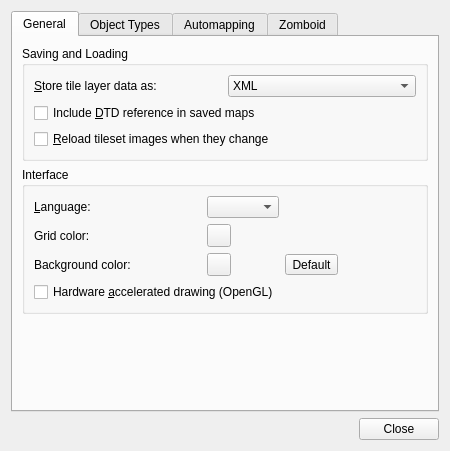
Above: src/tiled/preferencesdialog.ui from timbaker/tiled before the change. Below: the same form after it.
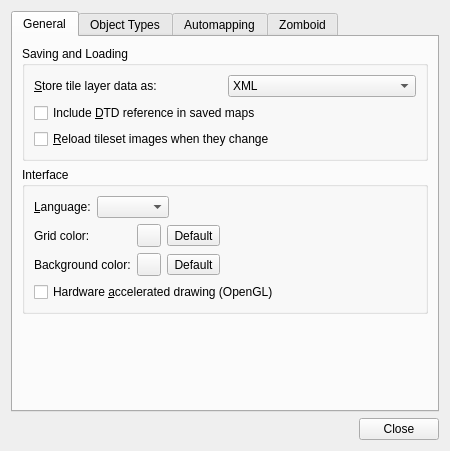
That is the form after the change. Icons and pictures are not drawn. Custom widgets are drawn as their Qt base class.

Commit message:
PreferencesDialog: Added "default" button to reset the grid color.
Also fiddled with the layout.

Diff of the .ui file:
```diff
--- a/src/tiled/preferencesdialog.ui
+++ b/src/tiled/preferencesdialog.ui
@@ -97,41 +97,13 @@
          <property name="title">
           <string>Interface</string>
          </property>
-         <layout class="QGridLayout" name="gridLayout_2">
-          <item row="5" column="0" colspan="4">
-           <widget class="QCheckBox" name="openGL">
-            <property name="text">
-             <string>Hardware &amp;accelerated drawing (OpenGL)</string>
-            </property>
-           </widget>
-          </item>
-          <item row="2" column="0">
-           <widget class="QLabel" name="label_3">
-            <property name="text">
-             <string>Grid color:</string>
-            </property>
-           </widget>
-          </item>
-          <item row="2" column="3">
-           <widget class="Tiled::Internal::ColorButton" name="gridColor"/>
-          </item>
-          <item row="0" column="4">
-           <spacer name="horizontalSpacer_2">
-            <property name="orientation">
-             <enum>Qt::Horizontal</enum>
-            </property>
-            <property name="sizeHint" stdset="0">
-             <size>
-              <width>0</width>
-              <height>20</height>
-             </size>
-            </property>
-           </spacer>
-          </item>
-          <item row="0" column="3">
-           <widget class="QComboBox" name="languageCombo"/>
-          </item>
-          <item row="0" column="0">
+         <layout class="QVBoxLayout" name="verticalLayout_9">
+          <property name="sizeConstraint">
+           <enum>QLayout::SetDefaultConstraint</enum>
+          </property>
+          <item>
+           <layout class="QHBoxLayout" name="horizontalLayout_3">
+            <item>
            <widget class="QLabel" name="label_2">
             <property name="text">
              <string>&amp;Language:</string>
@@ -141,20 +113,82 @@
             </property>
            </widget>
           </item>
-          <item row="3" column="0">
+            <item>
+             <widget class="QComboBox" name="languageCombo"/>
+            </item>
+            <item>
+             <spacer name="horizontalSpacer_2">
+              <property name="orientation">
+               <enum>Qt::Horizontal</enum>
+              </property>
+              <property name="sizeHint" stdset="0">
+               <size>
+                <width>40</width>
+                <height>20</height>
+               </size>
+              </property>
+             </spacer>
+            </item>
+           </layout>
+          </item>
+          <item>
+           <layout class="QGridLayout" name="gridLayout_2">
+            <item row="2" column="2">
+             <widget class="QToolButton" name="bgColorReset">
+              <property name="text">
+               <string>Default</string>
+              </property>
+             </widget>
+            </item>
+            <item row="0" column="0">
+             <widget class="QLabel" name="label_3">
+              <property name="text">
+               <string>Grid color:</string>
+              </property>
+             </widget>
+            </item>
+            <item row="2" column="1">
+             <widget class="Tiled::Internal::ColorButton" name="bgColor"/>
+            </item>
+            <item row="2" column="0">
            <widget class="QLabel" name="label_5">
             <property name="text">
              <string>Background color:</string>
             </property>
            </widget>
           </item>
-          <item row="3" column="3">
-           <widget class="Tiled::Internal::ColorButton" name="bgColor"/>
-          </item>
-          <item row="3" column="4">
-           <widget class="QToolButton" name="bgColorReset">
+            <item row="0" column="1">
+             <widget class="Tiled::Internal::ColorButton" name="gridColor"/>
+            </item>
+            <item row="2" column="3">
+             <spacer name="horizontalSpacer_4">
+              <property name="orientation">
+               <enum>Qt::Horizontal</enum>
+              </property>
+              <property name="sizeHint" stdset="0">
+               <size>
+                <width>40</width>
+                <height>20</height>
+               </size>
+              </property>
+             </spacer>
+            </item>
+            <item row="0" column="2">
+             <widget class="QToolButton" name="gridColorReset">
             <property name="text">
              <string>Default</string>
+              </property>
+             </widget>
+            </item>
+           </layout>
+          </item>
+          <item>
+           <layout class="QHBoxLayout" name="horizontalLayout_5"/>
+          </item>
+          <item>
+           <widget class="QCheckBox" name="openGL">
+            <property name="text">
+             <string>Hardware &amp;accelerated drawing (OpenGL)</string>
             </property>
            </widget>
           </item>
```
Left out of the diff: 2 changed lines with no effect on the pictures. Lines whose indentation alone changed are shown as unchanged. The commit also changes 2 other files.
